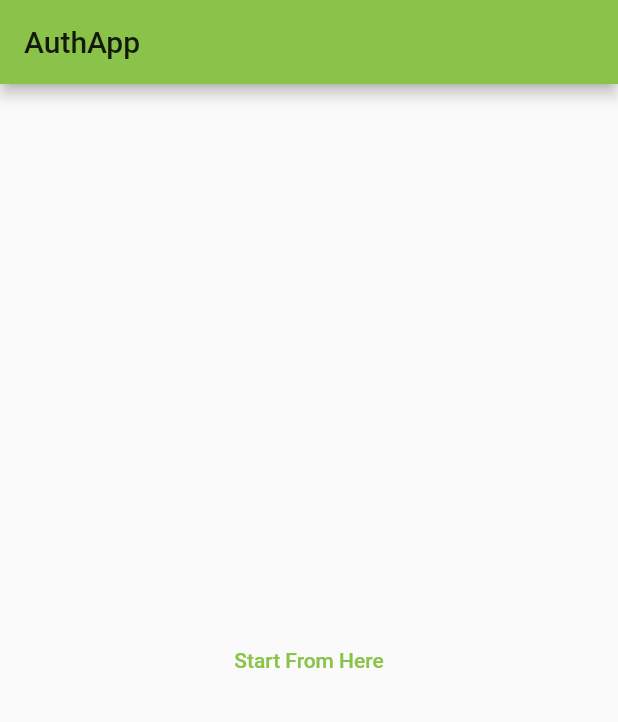
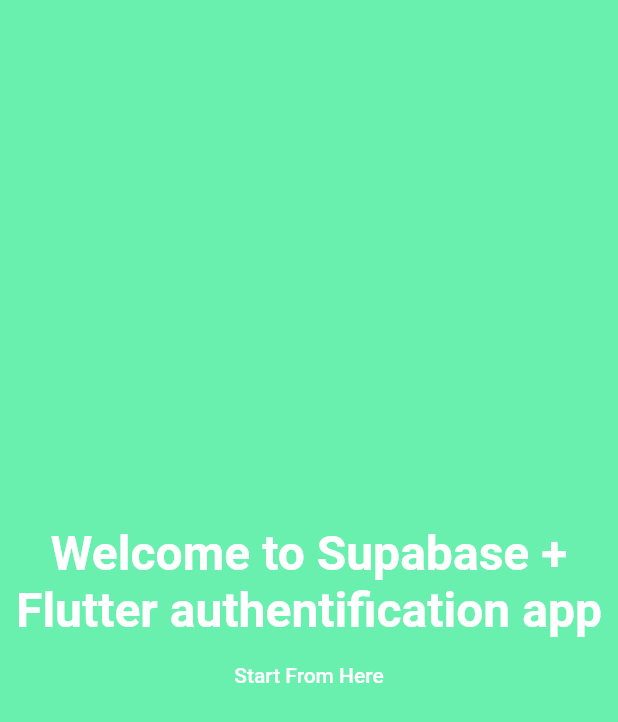
Before and after one commit to medabbassi/supabase_auth_app, a Flutter app: the screen it shows after launch, after a tap on "Start From Here", on a phone screen of 412 x 824 dp. Shown: the top 722 px of the screen. Run offline on Flutter 3.47's test engine with Material 2 defaults, Android fonts, the phone set to English and light mode, and no system bars; drawn by our look-alikes of animated_text_kit.

Commit message:
create a splash screen with some ui usage of text button insert route options

```diff
--- a/lib/main.dart
+++ b/lib/main.dart
@@ -1,4 +1,5 @@
 import 'package:flutter/material.dart';
+import 'package:supabase_auth_app/view/welcomeui/welcome.dart';
 
 void main() {
   runApp(MyApp());
@@ -10,64 +11,19 @@ class MyApp extends StatelessWidget {
   Widget build(BuildContext context) {
     return MaterialApp(
       title: 'A supabase auth test app',
+      debugShowCheckedModeBanner: false,
       theme: ThemeData(
-
         primarySwatch: Colors.lightGreen,
       ),
-      home: MyHomePage(title: 'AuthApp'),
+      initialRoute: '/',
+      routes: {
+        '/':(_) => WelcomeScreen(),
+        '/login':(_) => WelcomeScreen(),
+        '/register':(_) => WelcomeScreen(),
+        '/profile':(_) => WelcomeScreen(),
+
+      },
+
     );
   }
 }
-
-class MyHomePage extends StatefulWidget {
-  MyHomePage({Key? key, required this.title}) : super(key: key);
-
-
-
-  final String title;
-
-  @override
-  _MyHomePageState createState() => _MyHomePageState();
-}
-
-class _MyHomePageState extends State<MyHomePage> {
-  int _counter = 0;
-
-  void _incrementCounter() {
-    setState(() {
-
-      _counter++;
-    });
-
-  }
-
-  @override
-  Widget build(BuildContext context) {
-
-    return Scaffold(
-      appBar: AppBar(
-
-
-        title: Text(widget.title),
-      ),
-      body: Center(
-
-        child: TextButton(
-          style: ButtonStyle(
-
-          ),
-          onPressed: () {
-            print(" button clicked ");
-            _incrementCounter();
-            print(_counter);
-          },
-          child: Text(
-            'Start From Here'
-        ),
-
-        )
-
-      ),
-    );
-  }
-}
--- /dev/null
+++ b/lib/view/welcomeui/welcome.dart
@@ -0,0 +1,63 @@
+import 'package:animated_text_kit/animated_text_kit.dart';
+import 'package:flutter/cupertino.dart';
+import 'package:flutter/material.dart';
+
+class WelcomeScreen extends StatelessWidget {
+  @override
+  Widget build(BuildContext context) {
+
+    return MyWelcomeScreen();
+  }
+
+}
+
+class MyWelcomeScreen extends StatefulWidget {
+  @override
+  State<StatefulWidget> createState() {
+    return _MyWelcomeScreenState();
+  }
+}
+
+class _MyWelcomeScreenState  extends State<MyWelcomeScreen>{
+  @override
+  Widget build(BuildContext context) {
+    return Scaffold(
+      backgroundColor: Colors.greenAccent,
+      body: Center(
+        child: Column(
+          crossAxisAlignment: CrossAxisAlignment.center,
+          mainAxisAlignment: MainAxisAlignment.center,
+          children: <Widget>[
+            AnimatedTextKit(animatedTexts: [
+              TyperAnimatedText('Welcome to Supabase + Flutter authentification app',
+               textStyle: const TextStyle(
+                 fontSize: 32.0,
+                 fontWeight: FontWeight.bold,
+                 color: Colors.white
+               ) ,
+                textAlign: TextAlign.center,
+                speed: const Duration(milliseconds: 300)
+              )
+            ],
+            totalRepeatCount: 5,
+            pause:  const Duration(milliseconds: 300),
+            displayFullTextOnTap: true,
+            stopPauseOnTap: true,
+            ),
+
+            TextButton(
+              style: TextButton.styleFrom(primary: Colors.white),
+              onPressed: () {
+                print(" button clicked ");
+              },
+              child: Text(
+                  'Start From Here'
+              ),
+
+            )
+          ],
+        ),
+      ),
+    );
+  }
+}
--- a/pubspec.yaml
+++ b/pubspec.yaml
@@ -29,6 +29,7 @@ dependencies:
   # Use with the CupertinoIcons class for iOS style icons.
   cupertino_icons: ^1.0.3
   supabase: ^0.0.1-dev.23
+  animated_text_kit:
 
 dev_dependencies:
   flutter_test:
```
Also changed, not shown: lib/view/functionalui/login.dart (added), lib/view/functionalui/profile.dart (added), lib/view/functionalui/signup.dart (added), pubspec.lock.
